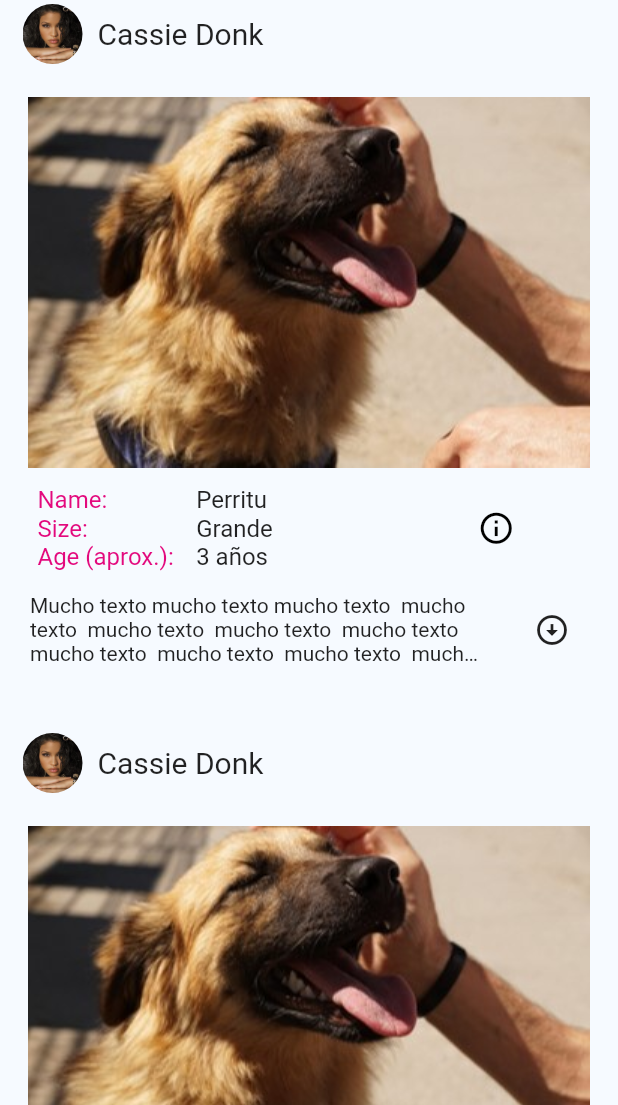
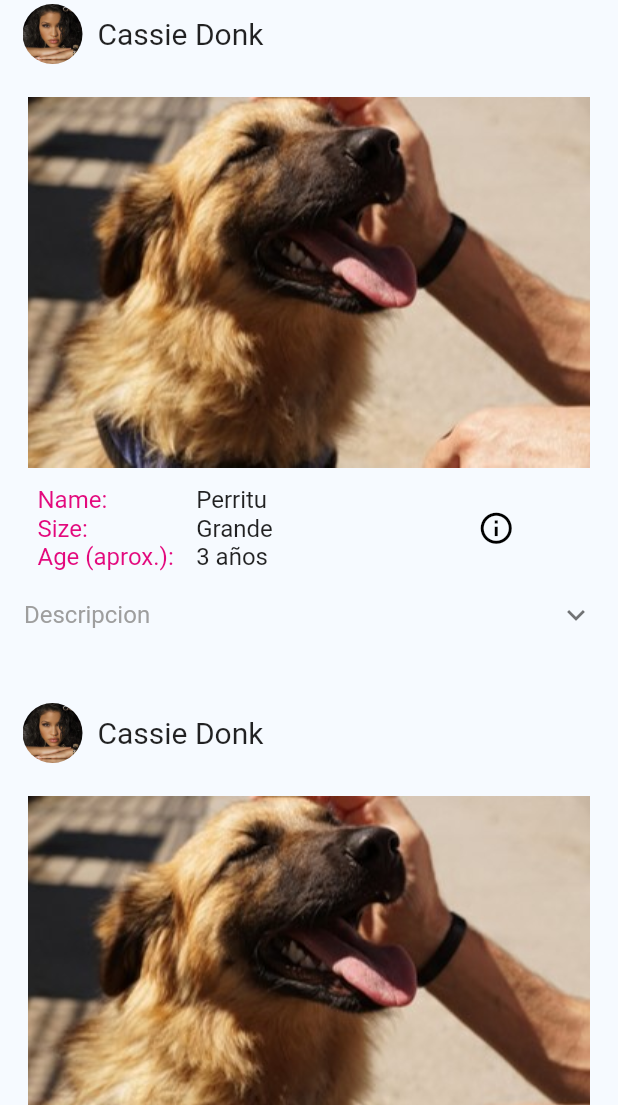
Before and after one commit to PaulinaArvizu/Wag-proyectoMoviles, a Flutter app: the Feed screen opened directly, on a phone screen of 412 x 824 dp, the part 131-1236 px from its top. Run offline on Flutter 3.47's test engine with Material 2 defaults, Android fonts, the phone set to English and light mode, and no system bars; our stand-ins replace bloc, cloud_firestore, equatable, firebase_auth, firebase_core, firebase_storage and 4 more; accounts and stored records are empty; generated files the repository leaves out were written again; Roboto replaces fonts that are missing (Poppins Bold, Poppins Regular, Proxima Nova Bold); statements that could not run were skipped.

Commit message:
Agregar ExpansionTile como solucion a textos largos

```diff
--- a/lib/home/feed.dart
+++ b/lib/home/feed.dart
@@ -82,7 +82,6 @@ class _FeedState extends State<Feed> {
       ),
       body: ListView.builder(
         scrollDirection: Axis.vertical,
-        // padding: EdgeInsets.symmetric(horizontal: 20),
         itemCount: _posts.length,
         itemBuilder: (BuildContext context, int index) {
           return _postFormat(_posts[index]);
@@ -205,36 +204,16 @@ class _FeedState extends State<Feed> {
               )
             ],
           ),
-          Row(
+          ExpansionTile(
+            title: Text(
+              "Descripcion",
+              style: TextStyle(color: Colors.grey),
+            ),
             children: [
-              Expanded(
-                child: Container(
-                  padding: EdgeInsets.symmetric(horizontal: 20, vertical: 15),
-                  //TODO: poner una variable bool para cada post
-                  child: false //expandedText
-                      ? Text(
-                          // "Mucho texto mucho texto mucho texto  mucho texto  mucho texto  mucho texto  mucho texto  mucho texto  mucho texto  mucho texto  mucho texto  mucho texto  mucho texto  mucho texto  mucho texto  mucho texto  mucho texto  mucho texto  mucho texto  mucho texto  mucho texto  mucho texto ",
-                          post.description ?? '',
-                        )
-                      : Text(
-                          // "Mucho texto mucho texto mucho texto  mucho texto  mucho texto  mucho texto  mucho texto  mucho texto  mucho texto  mucho texto  mucho texto  mucho texto  mucho texto  mucho texto  mucho texto  mucho texto  mucho texto  mucho texto  mucho texto  mucho texto  mucho texto  mucho texto ",
-                          post.description ?? '',
-                          overflow: TextOverflow.ellipsis,
-                          maxLines: 3,
-                        ),
-                ),
+              Container(
+                padding: EdgeInsets.symmetric(horizontal: 20, vertical: 15),
+                child: Text(post.description ?? ''),
               ),
-              IconButton(
-                icon: false //expandedText
-                    ? Icon(Icons.arrow_circle_up)
-                    : Icon(Icons.arrow_circle_down),
-                onPressed: () {
-                  setState(() {
-                    // expandedText = !expandedText;
-                  });
-                },
-              ),
-              SizedBox(width: 20),
             ],
           ),
           SizedBox(height: 30),
```
